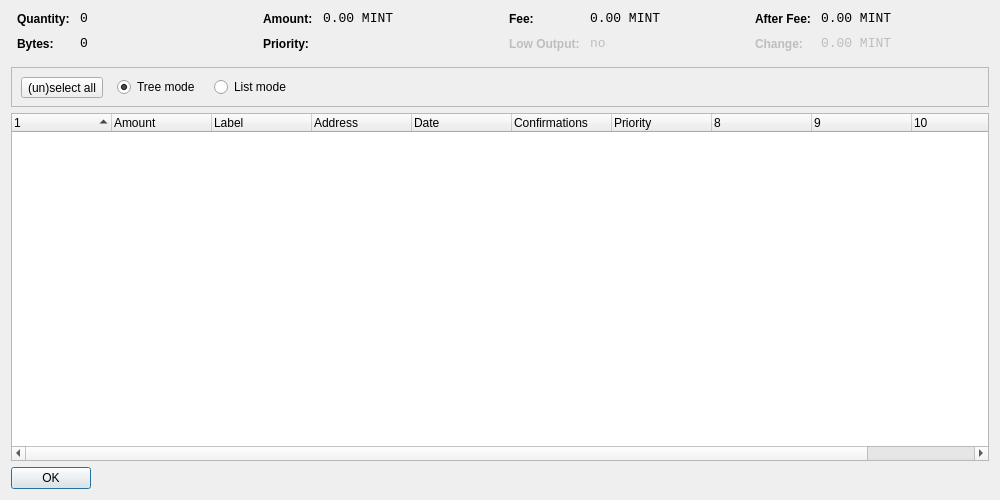
The window that src/qt/forms/coincontroldialog.ui (CoinWayne/test9) describes before a commit, drawn with Qt 5.
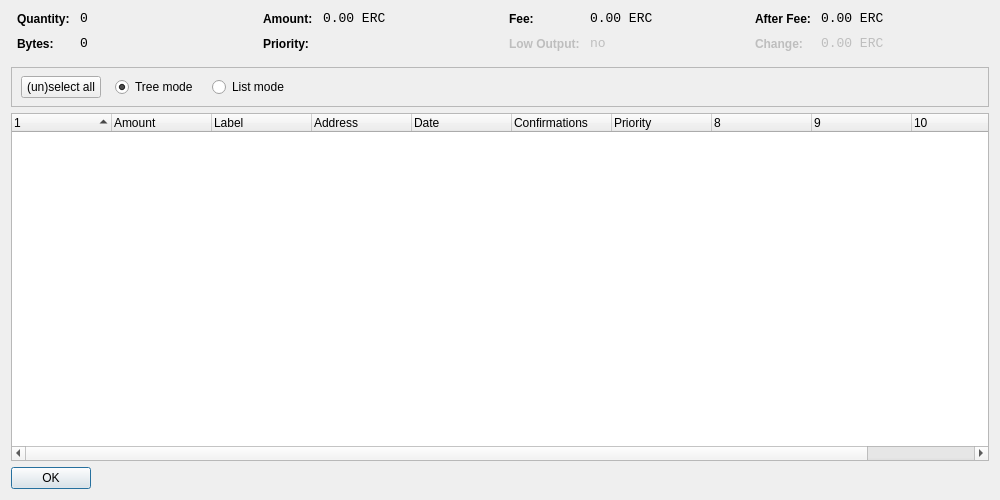
The same window after the commit. Custom widgets are drawn as their Qt base class.

Diff of the .ui file:
```diff
--- a/src/qt/forms/coincontroldialog.ui
+++ b/src/qt/forms/coincontroldialog.ui
@@ -141,7 +141,7 @@
           <enum>Qt::ActionsContextMenu</enum>
          </property>
          <property name="text">
-          <string>0.00 MINT</string>
+          <string notr="true">0.00 ERC</string>
          </property>
          <property name="textInteractionFlags">
           <set>Qt::LinksAccessibleByMouse|Qt::TextSelectableByKeyboard|Qt::TextSelectableByMouse</set>
@@ -221,7 +221,7 @@
           <enum>Qt::ActionsContextMenu</enum>
          </property>
          <property name="text">
-          <string>0.00 MINT</string>
+          <string notr="true">0.00 ERC</string>
          </property>
          <property name="textInteractionFlags">
           <set>Qt::LinksAccessibleByMouse|Qt::TextSelectableByKeyboard|Qt::TextSelectableByMouse</set>
@@ -307,7 +307,7 @@
           <enum>Qt::ActionsContextMenu</enum>
          </property>
          <property name="text">
-          <string>0.00 MINT</string>
+          <string notr="true">0.00 ERC</string>
          </property>
          <property name="textInteractionFlags">
           <set>Qt::LinksAccessibleByMouse|Qt::TextSelectableByKeyboard|Qt::TextSelectableByMouse</set>
@@ -345,7 +345,7 @@
           <enum>Qt::ActionsContextMenu</enum>
          </property>
          <property name="text">
-          <string>0.00 MINT</string>
+          <string notr="true">0.00 ERC</string>
          </property>
          <property name="textInteractionFlags">
           <set>Qt::LinksAccessibleByMouse|Qt::TextSelectableByKeyboard|Qt::TextSelectableByMouse</set>
@@ -379,12 +379,12 @@
         <height>41</height>
        </rect>
       </property>
-      <layout class="QHBoxLayout" name="horizontalLayoutPanel" stretch="0,0,0,0">
+      <layout class="QHBoxLayout" name="horizontalLayoutPanel" stretch="0,0,0,0,0">
        <property name="spacing">
         <number>14</number>
        </property>
        <item>
-        <widget class="QToolButton" name="toolButtonSelectAll">
+        <widget class="QPushButton" name="pushButtonSelectAll">
          <property name="sizePolicy">
           <sizepolicy hsizetype="Maximum" vsizetype="Fixed">
            <horstretch>0</horstretch>
```
Left out of the diff: 6 changed lines with no effect on the pictures.
